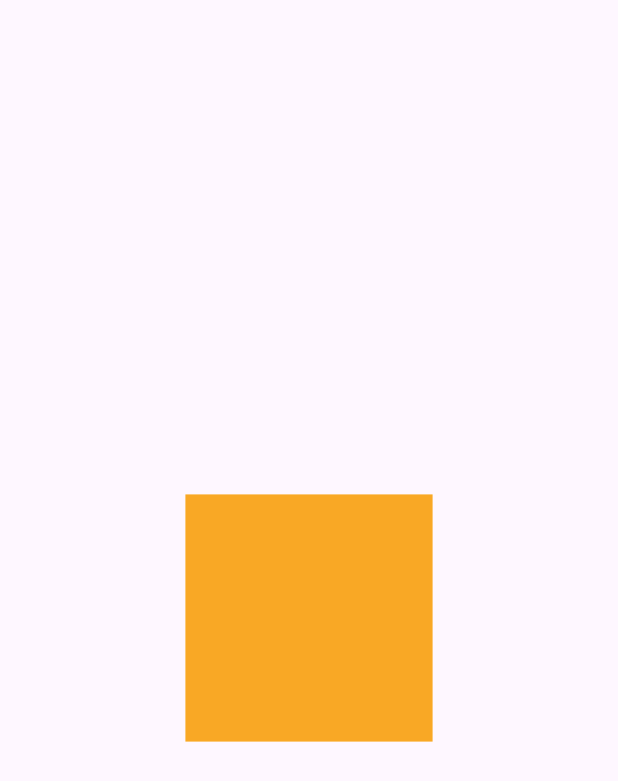
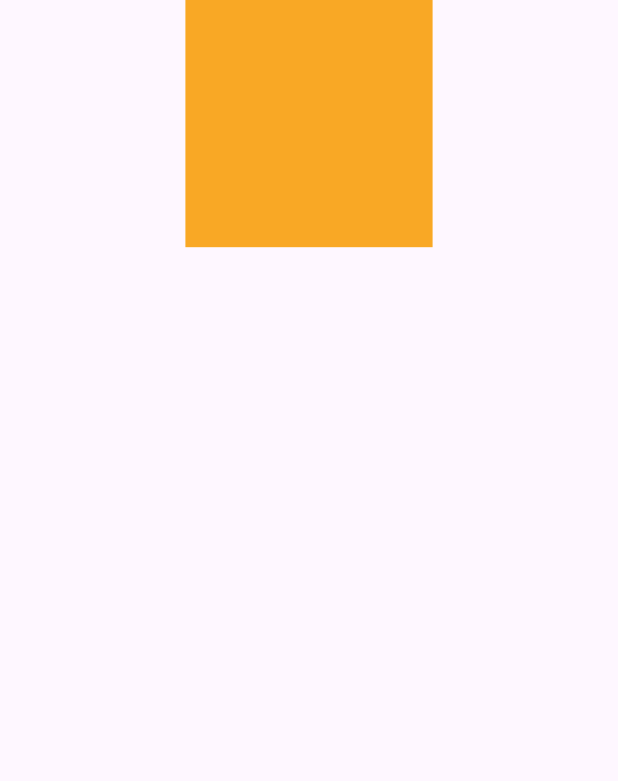
Before and after one commit to kodysohambende/base_demo_mobile, a Flutter app: the screen it shows after launch, on a phone screen of 412 x 824 dp. Shown: the top 781 px of the screen. Run offline on Flutter 3.47's test engine with Material 3 defaults, Android fonts, the phone set to English and light mode, and no system bars; our stand-ins replace cached_network_image, connectivity_plus, dio, easy_localization, flutter_riverpod, flutter_svg and 8 more; accounts and stored records are empty; generated files the repository leaves out were written again; statements that could not run were skipped.

Commit message:
base structure for mobile

```diff
--- a/lib/framework/provider/api_end_points.dart
+++ b/lib/framework/provider/api_end_points.dart
@@ -9,7 +9,7 @@
   static const int apiStatus500 = 500;
 
   static const String baseUrl =  'https://service.odigo-clinic.kodyinfotech.com/odigo/medic/';
-
+  static const String users = "users";
 
   // auth
   static const String login = 'login';
--- a/lib/framework/provider/local_storage/object_box_helper.dart
+++ b/lib/framework/provider/local_storage/object_box_helper.dart
@@ -21,4 +21,5 @@
     var store = await openStore(directory: p.join(dirPath.path, 'userBox'));
     return ObjectBoxHelper._create(store);
   }
+
 }
--- a/lib/ui/home/mobile/home_mobile.dart
+++ b/lib/ui/home/mobile/home_mobile.dart
@@ -1,3 +1,4 @@
+import 'package:base_demo_ob/framework/controller/user/user_controller.dart';
 import 'package:base_demo_ob/framework/utils/extension/context_extension.dart';
 import 'package:base_demo_ob/ui/utils/theme/app_colors.dart';
 import 'package:base_demo_ob/ui/utils/widgets/common_container.dart';
@@ -12,14 +13,40 @@
 }
 
 class _HomeMobileConsumerState extends ConsumerState<HomeMobile> {
+
+  @override
+  void initState() {
+    super.initState();
+    Future.microtask(() {
+      ref.read(userProvider).getUsers();
+      ref.read(userProvider).addUser(nameController.text);
+    });
+  }
+
   @override
   Widget build(BuildContext context) {
+
+    // final controller = ref.watch(userProvider);
+
     return Scaffold(
       body: Center(
-        child: CommonContainer(
-          height: context.height * 0.2,
-          width: context.height * 0.2,
-          color: AppColors.clrYellowF9A825,
+        child: Column(
+          children: [
+            CommonContainer(
+              height: context.height * 0.2,
+              width: context.height * 0.2,
+              color: AppColors.clrYellowF9A825,
+            ),
+            // ListView.builder(
+            //   itemCount: controller.users.length,
+            //   itemBuilder: (_, index) {
+            //
+            //     return Text(
+            //       controller.users[index].name ?? "",
+            //     );
+            //   },
+            // )
+          ],
         ),
       ),
     );
--- a/lib/ui/routing/delegate.dart
+++ b/lib/ui/routing/delegate.dart
@@ -65,7 +65,7 @@
       /// Splash
       splash: () => const MaterialPage(
         child: Splash(),
-        key: const ValueKey(Keys.splash),
+        key: ValueKey(Keys.splash),
       ),
 
       /// Error
@@ -75,7 +75,7 @@
 
           home: () => const MaterialPage(
             child: Home(),
-            key: ValueKey(Keys.splash),
+            key: ValueKey(Keys.home),
           ),
 
     ),
--- a/pubspec.yaml
+++ b/pubspec.yaml
@@ -19,7 +19,7 @@
 version: 1.0.0+1
 
 environment:
-  sdk: ^3.11.5
+  sdk: ^3.11.3
 
 # Dependencies specify other packages that your package needs in order to work.
 # To automatically upgrade your package dependencies to the latest versions
```
Also changed, not shown: lib/framework/controller/user/user_controller.dart (+32 -2 lines), lib/framework/dependecy_injection/dio_api_client.dart (+9 -0 lines), lib/framework/repository/user/repository/user_repository.dart (added, +43 -0 lines), lib/ui/utils/theme/assets.gen.dart (added, +29 -0 lines), pubspec.lock.
